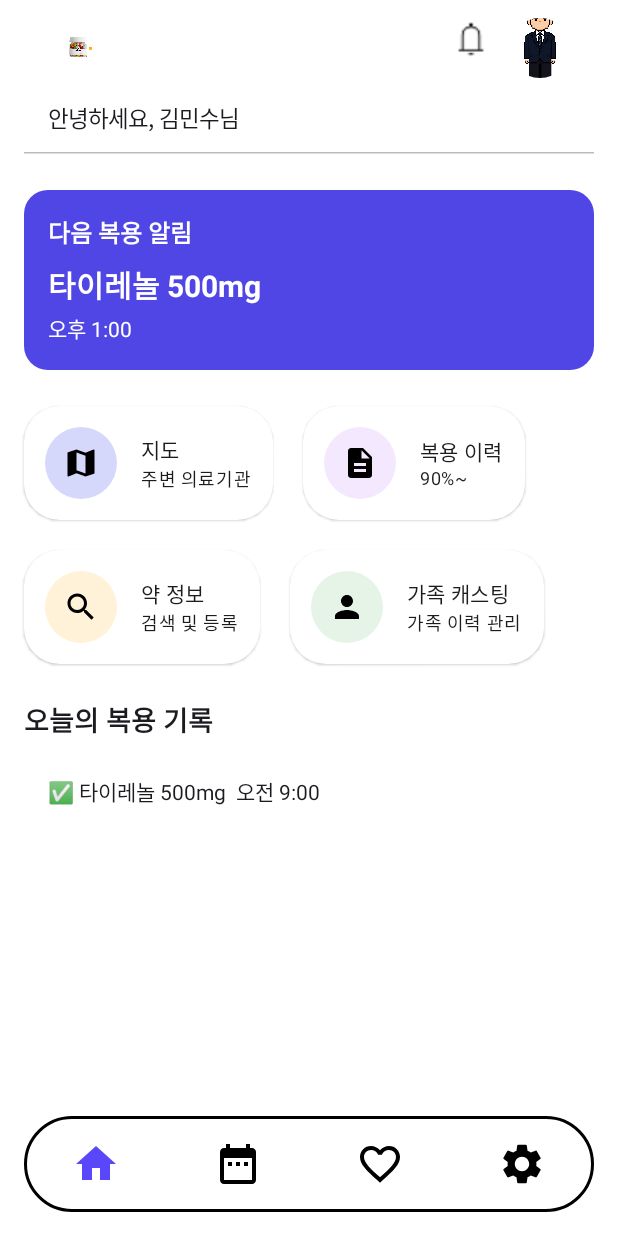
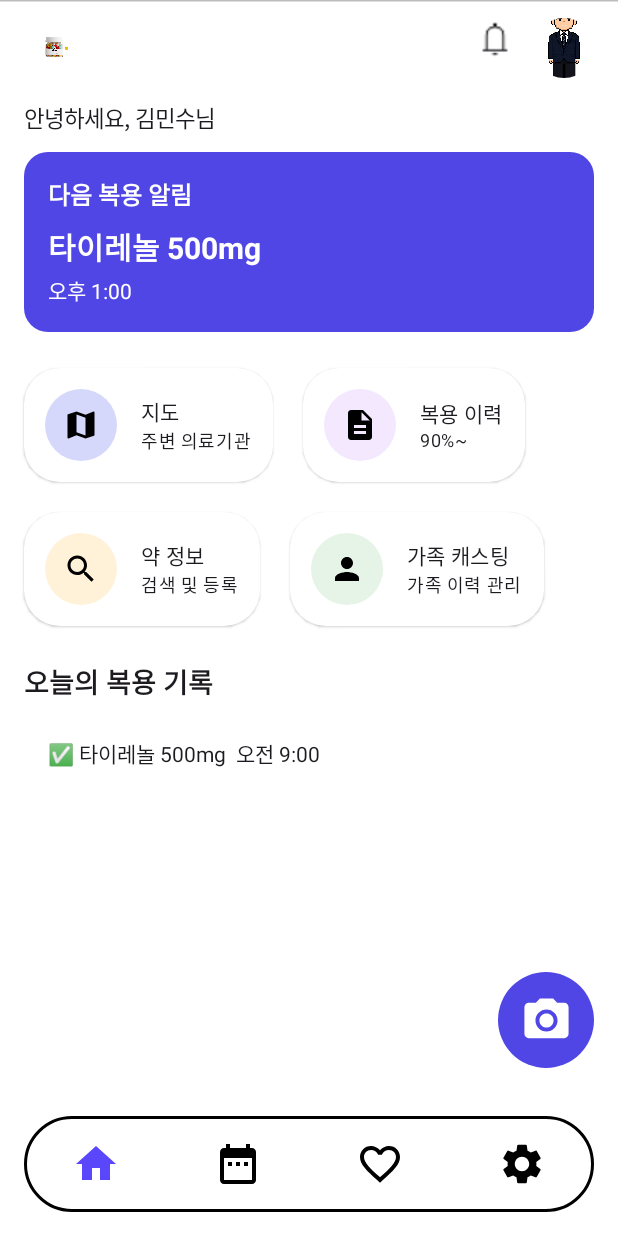
Before and after one commit to SEUNGJAE-97/alyak-deep-learning-app, an Android app built with Jetpack Compose: the MainScreen screen opened through its navigation route, on a phone screen of 412 x 824 dp. Run offline under Robolectric (Android 15) with nearby library versions, the phone set to English and light mode, and no system bars; our stand-ins replace Dagger/Hilt's generated code; libraries missing offline, so code that uses them is left out: com.kakao.sdk; 2 statements that could not run were skipped.

Commit message:
feat : 카메라 플로팅 버튼

```diff
--- a/application_project/app/src/main/java/com/alyak/detector/ui/main/MainScreen.kt
+++ b/application_project/app/src/main/java/com/alyak/detector/ui/main/MainScreen.kt
@@ -56,6 +56,7 @@ import androidx.compose.ui.graphics.Color
 import androidx.compose.ui.res.colorResource
 import com.alyak.detector.ui.other.BottomForm
 import com.alyak.detector.ui.other.DashboardCard
+import com.alyak.detector.ui.other.FloatingActionButton
 import com.alyak.detector.ui.other.HeaderForm
 
 @Composable
@@ -71,6 +72,9 @@ fun MainScreen(
     var selectedIndex by remember { mutableStateOf(0) }
 
     Scaffold(
+        topBar = {
+            HeaderForm()
+        },
         bottomBar = {
             BottomForm(
                 modifier = Modifier.fillMaxWidth(),
@@ -78,6 +82,9 @@ fun MainScreen(
                 selectedIndex = selectedIndex,
                 onItemSelected = { selectedIndex = it }
             )
+        },
+        floatingActionButton = {
+            FloatingActionButton()
         }
     ) { paddingValues ->
         Column(
@@ -90,9 +97,6 @@ fun MainScreen(
                 .verticalScroll(rememberScrollState())
                 .padding(horizontal = 16.dp)
         ) {
-            HeaderForm()
-            Spacer(modifier = Modifier.height(24.dp))
-
             NextMedicationCard()
             Spacer(modifier = Modifier.height(24.dp))
 
--- /dev/null
+++ b/application_project/app/src/main/java/com/alyak/detector/ui/other/FloatingActionButton.kt
@@ -0,0 +1,40 @@
+package com.alyak.detector.ui.other
+
+import androidx.compose.foundation.background
+import androidx.compose.foundation.layout.Box
+import androidx.compose.foundation.layout.size
+import androidx.compose.foundation.shape.CircleShape
+import androidx.compose.material.icons.Icons
+import androidx.compose.material.icons.filled.CameraAlt
+import androidx.compose.material3.Icon
+import androidx.compose.runtime.Composable
+import androidx.compose.ui.Alignment
+import androidx.compose.ui.Modifier
+import androidx.compose.ui.graphics.Color
+import androidx.compose.ui.res.colorResource
+import androidx.compose.ui.tooling.preview.Preview
+import androidx.compose.ui.unit.dp
+import com.alyak.detector.R
+
+@Composable
+fun FloatingActionButton(modifier: Modifier = Modifier){
+    Box(
+        contentAlignment = Alignment.Center,
+        modifier = modifier
+            .size(64.dp)
+            .background(colorResource(R.color.primaryBlue), CircleShape)
+    ) {
+        Icon(
+            imageVector = Icons.Filled.CameraAlt, // 카메라 아이콘
+            contentDescription = "카메라",
+            tint = Color.White,
+            modifier = Modifier.size(35.dp) // 아이콘 크기
+        )
+    }
+}
+
+@Composable
+@Preview(showBackground = true)
+fun FloatingActionButtonPrev(){
+    FloatingActionButton()
+}
```
